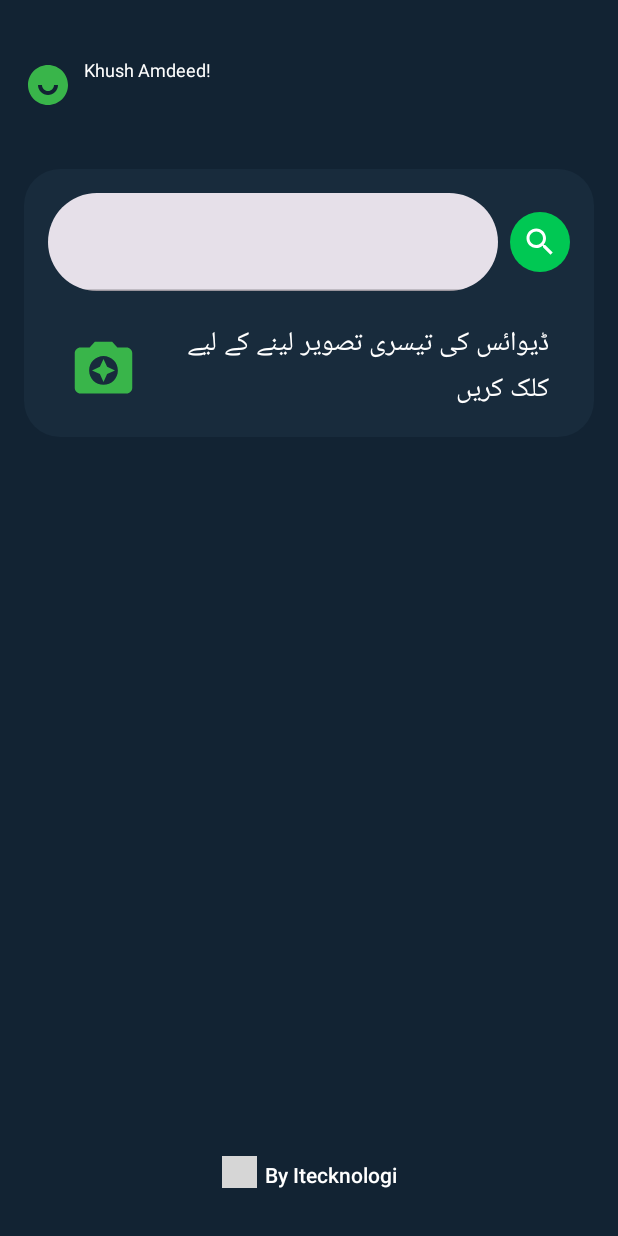
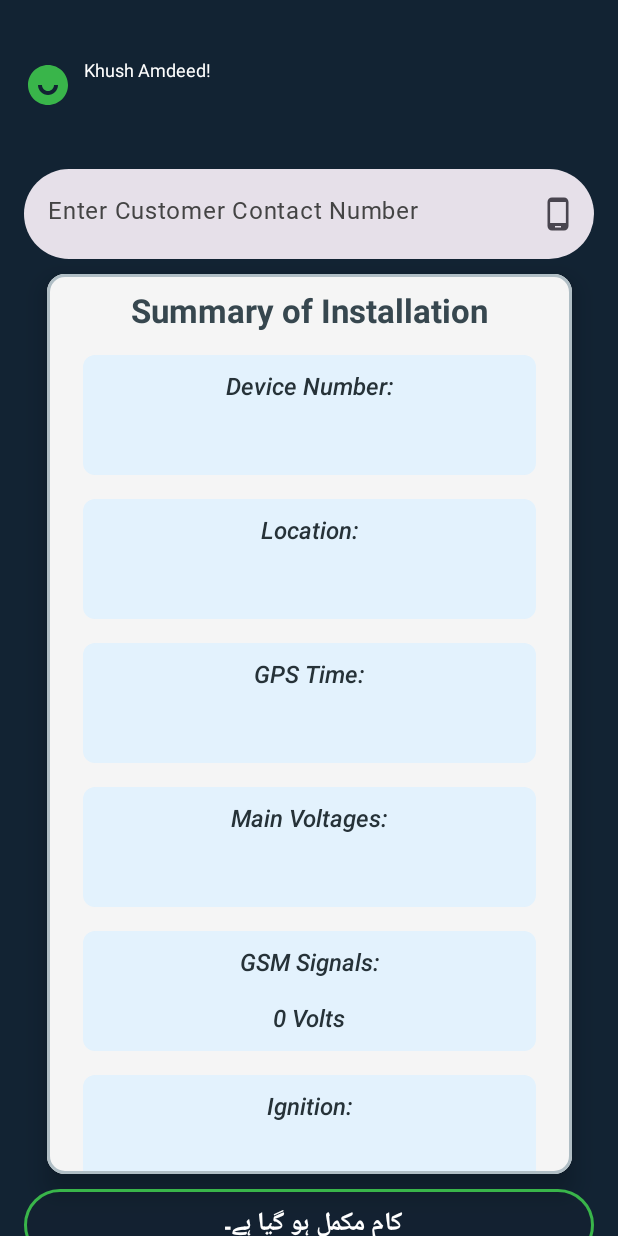
Before and after one commit to Abdussubhan1/ComposeiTeck, an Android app built with Jetpack Compose: the FinalPicturesScreen screen opened through its navigation route, on a phone screen of 412 x 824 dp. Run offline under Robolectric (Android 15) with nearby library versions, the phone set to English and light mode, and no system bars; Roboto replaces fonts that are not available here; grey boxes are pictures that could not be loaded.

```diff
--- a/app/src/main/java/com/example/itecktestingcompose/AppScreens/Device Entry Screen.kt
+++ b/app/src/main/java/com/example/itecktestingcompose/AppScreens/Device Entry Screen.kt
@@ -455,7 +455,7 @@ fun PicConfirm(
             }
             Button(
                 onClick = {
-                    navController.navigate("testingPage") {
+                    navController.navigate("finalPicturesScreen") {
                         popUpTo("mainscreen") {
                             inclusive = true
                         }
--- a/app/src/main/java/com/example/itecktestingcompose/AppScreens/Final Pictures Screen.kt
+++ b/app/src/main/java/com/example/itecktestingcompose/AppScreens/Final Pictures Screen.kt
@@ -26,9 +26,11 @@ import androidx.compose.foundation.lazy.LazyRow
 import androidx.compose.foundation.rememberScrollState
 import androidx.compose.foundation.shape.CircleShape
 import androidx.compose.foundation.shape.RoundedCornerShape
+import androidx.compose.foundation.text.KeyboardOptions
 import androidx.compose.foundation.verticalScroll
 import androidx.compose.material.icons.Icons
 import androidx.compose.material.icons.filled.CameraEnhance
+import androidx.compose.material.icons.filled.PhoneAndroid
 import androidx.compose.material.icons.filled.Search
 import androidx.compose.material3.Button
 import androidx.compose.material3.ButtonDefaults
@@ -36,6 +38,8 @@ import androidx.compose.material3.Card
 import androidx.compose.material3.CardDefaults
 import androidx.compose.material3.Icon
 import androidx.compose.material3.Text
+import androidx.compose.material3.TextField
+import androidx.compose.material3.TextFieldDefaults
 import androidx.compose.runtime.Composable
 import androidx.compose.runtime.getValue
 import androidx.compose.runtime.mutableStateListOf
@@ -48,12 +52,14 @@ import androidx.compose.ui.Modifier
 import androidx.compose.ui.draw.clip
 import androidx.compose.ui.draw.shadow
 import androidx.compose.ui.graphics.Color
+import androidx.compose.ui.graphics.ImageBitmap
 import androidx.compose.ui.graphics.asImageBitmap
 import androidx.compose.ui.platform.LocalContext
 import androidx.compose.ui.res.painterResource
 import androidx.compose.ui.text.TextStyle
 import androidx.compose.ui.text.font.FontStyle
 import androidx.compose.ui.text.font.FontWeight
+import androidx.compose.ui.text.input.KeyboardType
 import androidx.compose.ui.text.style.TextAlign
 import androidx.compose.ui.tooling.preview.Preview
 import androidx.compose.ui.unit.dp
@@ -73,10 +79,12 @@ import kotlinx.coroutines.launch
 fun FinalPicturesScreen(navController: NavController) {
 
     HandleDoubleBackToExit()
+
+    var cust_Contact by remember { mutableStateOf("") }
     val current = LocalContext.current
     var FinallistCompleted by remember { mutableStateOf(false) }
     val FinallistOfImages = remember { mutableStateListOf<Bitmap?>(null, null) }
-    var showFinalTicket by remember { mutableStateOf(false) }
+    var showFinalTicket by remember { mutableStateOf(true) }
     val couroutineScope = rememberCoroutineScope()
     var statusResult by remember {
         mutableStateOf(
@@ -89,10 +97,12 @@ fun FinalPicturesScreen(navController: NavController) {
             )
         )
     }
+    val scroll = rememberScrollState()
 
     Column(
         modifier = Modifier
             .fillMaxSize()
+            .verticalScroll(scroll)
             .background(Color(0xFF122333)) // Dark blue background
             .padding(horizontal = 16.dp),
         horizontalAlignment = Alignment.CenterHorizontally
@@ -338,13 +348,44 @@ fun FinalPicturesScreen(navController: NavController) {
 
         if (showFinalTicket) {
 
-        //Now all 4 pictures are contained in a Array
+            //Now all 4 pictures are contained in a Array
 
             val allPictures = ArrayList<Bitmap?>()
             allPictures.addAll(Constants.initialPictures)
             allPictures.addAll(Constants.finalPictures)
 
-            Spacer(modifier = Modifier.height(5.dp))
+            //For customer Contact Number
+            TextField(
+                trailingIcon = { Icon(Icons.Default.PhoneAndroid, contentDescription = null) },
+                value = cust_Contact, onValueChange = {
+                    cust_Contact = it
+                    Constants.cust_Contact = cust_Contact
+                },
+                placeholder = {
+                    Text(
+                        "Enter Customer Contact Number",
+                        color = Color.DarkGray,
+                        fontSize = 16.sp,
+                        fontFamily = jameelNooriFont,
+                        modifier = Modifier.fillMaxWidth()
+                    )
+                },
+                modifier = Modifier
+                    .fillMaxWidth()
+                    .height(60.dp),
+                shape = RoundedCornerShape(50),
+                colors = TextFieldDefaults.colors(
+                    focusedTextColor = Color(0XFF000000),
+                    focusedIndicatorColor = Color.Transparent,
+                    unfocusedIndicatorColor = Color.Transparent
+                ),
+                keyboardOptions = KeyboardOptions(keyboardType = KeyboardType.Number)
+            )
+
+
+            Spacer(modifier = Modifier.height(10.dp))
+
+
             Card(
                 modifier = Modifier
                     .width(350.dp)
@@ -353,18 +394,16 @@ fun FinalPicturesScreen(navController: NavController) {
                 elevation = CardDefaults.cardElevation(defaultElevation = 10.dp),
                 colors = CardDefaults.cardColors(containerColor = Color(0xFFF5F5F5))
             ) {
-                val scroll = rememberScrollState()
-
                 Column(
                     modifier = Modifier
                         .fillMaxSize()
-                        .verticalScroll(scroll)
+                        .verticalScroll(rememberScrollState())
                         .padding(12.dp),
                     horizontalAlignment = Alignment.CenterHorizontally
                 ) {
 
                     Text(
-                        text = "Summary",
+                        text = "Summary of Installation",
                         fontSize = 22.sp,
                         fontWeight = FontWeight.Bold,
                         color = Color(0xFF37474F),
@@ -475,8 +514,9 @@ fun FinalPicturesScreen(navController: NavController) {
                 }
             }
 
-            Spacer(modifier = Modifier.height(15.dp))
-            Button(
+            Spacer(modifier = Modifier.height(10.dp))
+
+            Button (enabled = cust_Contact!="",
                 onClick = {
                     couroutineScope.launch {
                         val submitSuccess = submitData(
@@ -527,8 +567,6 @@ fun FinalPicturesScreen(navController: NavController) {
         }
 
 
-        BottomLogo()
-
     }
 
 }
--- a/app/src/main/java/com/example/itecktestingcompose/Constants/Constants.kt
+++ b/app/src/main/java/com/example/itecktestingcompose/Constants/Constants.kt
@@ -6,6 +6,7 @@ import androidx.compose.runtime.mutableStateListOf
 
 object Constants {
 
+    var cust_Contact: String=""
     var cnic: String=""
     var appLoginID: String=""
     var FCMToken: String=""
--- a/app/src/main/java/com/example/itecktestingcompose/Interface/RetrofitInterface.kt
+++ b/app/src/main/java/com/example/itecktestingcompose/Interface/RetrofitInterface.kt
@@ -1,12 +1,10 @@
 package com.example.itecktestingcompose.Interface
 
-import android.graphics.Bitmap
 import com.example.itecktestingcompose.Constants.Constants
 import com.example.itecktestingcompose.ModelClasses.Battery
 import com.example.itecktestingcompose.ModelClasses.GetLocation
 import com.example.itecktestingcompose.ModelClasses.Ignition
 import com.example.itecktestingcompose.ModelClasses.NotificationHistory
-import com.example.itecktestingcompose.ModelClasses.NotificationHistoryItem
 import com.example.itecktestingcompose.ModelClasses.Status
 import com.example.itecktestingcompose.ModelClasses.ValidateCnicResponse
 import com.example.itecktestingcompose.ModelClasses.ValidateDeviceResponse
@@ -78,7 +76,8 @@ interface RetrofitInterface {
     suspend fun getTechnicianLocation(
         @Field("cnic") cnic: String,
         @Field("lat") lat: Double,
-        @Field("lng") lng: Double
+        @Field("lng") lng: Double,
+        @Field("gpsstatus") gpsstatus: Int
     ): Response<technicianLocation>
 
 }
--- a/app/src/main/java/com/example/itecktestingcompose/Mainactivity/MainActivity.kt
+++ b/app/src/main/java/com/example/itecktestingcompose/Mainactivity/MainActivity.kt
@@ -15,23 +15,13 @@ import androidx.compose.ui.text.font.Font
 import androidx.compose.ui.text.font.FontFamily
 import androidx.core.app.ActivityCompat
 import androidx.core.content.ContextCompat
-import androidx.lifecycle.lifecycleScope
-import androidx.work.Constraints
-import androidx.work.ExistingPeriodicWorkPolicy
-import androidx.work.NetworkType
-import androidx.work.PeriodicWorkRequestBuilder
-import androidx.work.WorkManager
 import com.example.itecktestingcompose.Constants.Constants
-import com.example.itecktestingcompose.ModelClasses.LocationWorker
 import com.example.itecktestingcompose.functions.AppNavigation
 import com.example.itecktestingcompose.functions.getDeviceInfo
 import com.example.itecktestingcompose.functions.getSavedToken
-import com.example.itecktestingcompose.functions.saveTokenLocally
 import com.example.itecktestingcompose.R
 import com.example.itecktestingcompose.functions.getAppVersion
 import com.google.firebase.messaging.FirebaseMessaging
-import kotlinx.coroutines.launch
-import java.util.concurrent.TimeUnit
 
 
 val jameelNooriFont = FontFamily(Font(R.font.jameelnoori))
@@ -59,6 +49,8 @@ class MainActivity : ComponentActivity() {
             requestBackgroundLocationPermission()
         }
 
+        generateFCM()
+
 
         val context = this
 
@@ -73,7 +65,21 @@ class MainActivity : ComponentActivity() {
             AppNavigation(version, context)
         }
 
+
     }
+
+    private fun generateFCM() {
+        FirebaseMessaging.getInstance().token.addOnCompleteListener { task ->
+            if (task.isSuccessful) {
+                val fcmToken = task.result
+                Constants.FCMToken = fcmToken
+
+            } else {
+                Log.e(TAG, "Error getting FCM token: ${task.exception}")
+            }
+        }
+    }
+
 
     // To prompt user for Notification Permission
     override fun onResume() {
@@ -105,11 +111,8 @@ class MainActivity : ComponentActivity() {
                 arrayOf(Manifest.permission.ACCESS_BACKGROUND_LOCATION),
                 102
             )
-        } else {
-            startLocationWorker()
         }
     }
-
 
     override fun onRequestPermissionsResult(
         requestCode: Int,
@@ -130,7 +133,7 @@ class MainActivity : ComponentActivity() {
 
             102 -> {
                 if (grantResults.isNotEmpty() && grantResults[0] == PackageManager.PERMISSION_GRANTED) {
-                    startLocationWorker()
+//                    startLocationWorker()
                 } else {
                     Toast.makeText(
                         this,
@@ -143,21 +146,4 @@ class MainActivity : ComponentActivity() {
         }
     }
 
-    private fun startLocationWorker() {
-        Log.d("LocationWorker", "Enqueuing Periodic Work")
-
-        val locationWorkRequest =
-            PeriodicWorkRequestBuilder<LocationWorker>(15, TimeUnit.MINUTES).setConstraints(
-                Constraints.Builder().setRequiresBatteryNotLow(true)
-                    .setRequiredNetworkType(NetworkType.CONNECTED)
-                    .build()
-            )
-                .build()
-
-        WorkManager.getInstance(applicationContext).enqueueUniquePeriodicWork(
-            "LocationWork",
-            ExistingPeriodicWorkPolicy.KEEP,
-            locationWorkRequest
-        )
-    }
 }
--- a/app/src/main/java/com/example/itecktestingcompose/functions/App Navigation.kt
+++ b/app/src/main/java/com/example/itecktestingcompose/functions/App Navigation.kt
@@ -22,11 +22,10 @@ fun AppNavigation(version: String,context: android.content.Context) {
     {
         composable("splash") { SplashScreen(navController,version) }
         composable("login") { LoginScreen(context, navController) }
+        composable("NotificationScreen"){ NotificationScreen(navController) }
         composable("mainscreen") { DeviceEntryScreen(context, navController) }
         composable("testingPage") { TestingPage(navController) }
         composable("finalPicturesScreen"){ FinalPicturesScreen(navController) }
         composable("AllahHafizScreen"){ AllahHafiz(navController) }
-        composable("NotificationScreen"){ NotificationScreen(navController) }
-
     }
 }
```
Also changed, not shown: app/src/main/java/com/example/itecktestingcompose/APIFunctions/Technician Location periodic.kt (+4 -4 lines), app/src/main/java/com/example/itecktestingcompose/AppScreens/Technician Login Screen.kt (+3 -4 lines), app/src/main/java/com/example/itecktestingcompose/ModelClasses/LocationWorker.kt (+114 -136 lines), app/src/main/java/com/example/itecktestingcompose/functions/Firebase Messaging Service.kt (+109 -13 lines).
